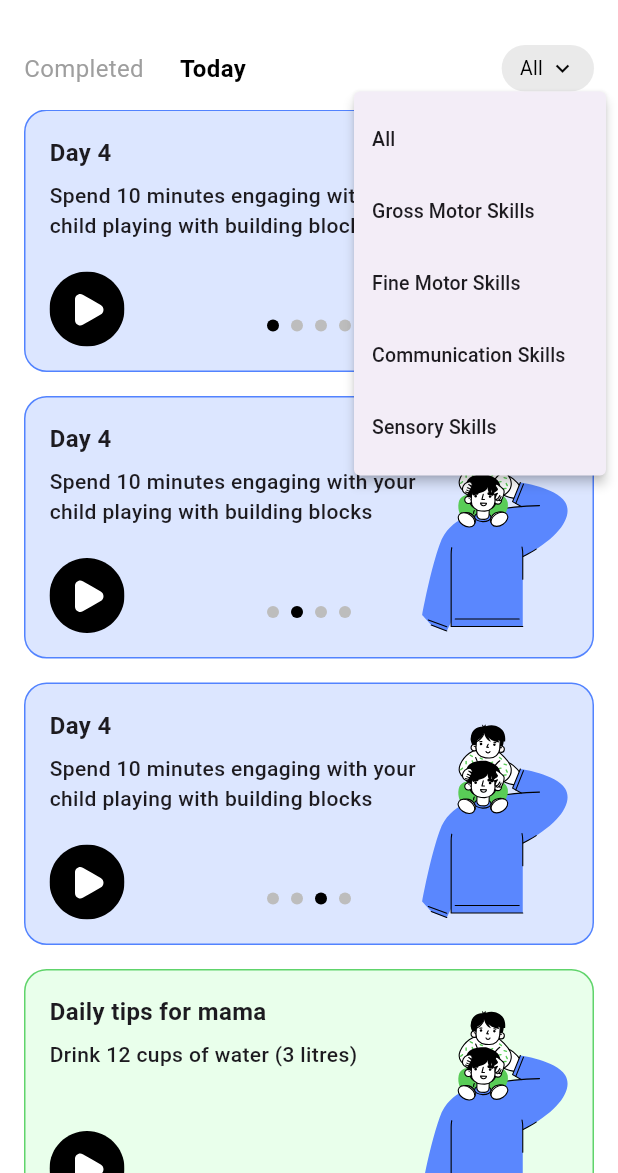
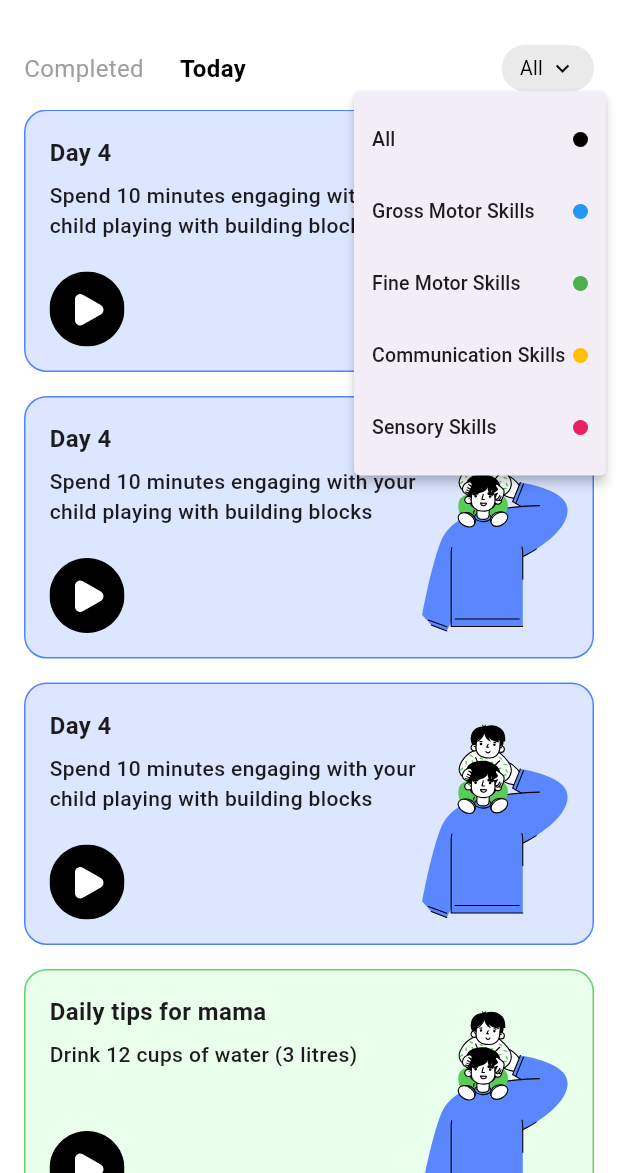
Before and after one commit to BondTime-New/Bondtime-App, a Flutter app: the screen it shows after launch, after a tap on "Today", after a tap on "All", on a phone screen of 412 x 824 dp, the part 63-1236 px from its top. Run offline on Flutter 3.47's test engine with Material 3 defaults, Android fonts, the phone set to English and light mode, and no system bars; our stand-ins replace flutter_svg.

Commit message:
fixed all the ui errors Activity_screen

```diff
--- a/lib/screens/activity_screen.dart
+++ b/lib/screens/activity_screen.dart
@@ -12,8 +12,15 @@ class _ActivityScreenState extends State<ActivityScreen> {
   int selectedTabIndex = 0;
   String selectedFilter = 'All';
 
-  // GlobalKey to position the dropdown menu under the button
   final GlobalKey _filterKey = GlobalKey();
+
+  final List<Map<String, dynamic>> filterOptions = [
+    {'label': 'All', 'color': Colors.black},
+    {'label': 'Gross Motor Skills', 'color': Colors.blue},
+    {'label': 'Fine Motor Skills', 'color': Colors.green},
+    {'label': 'Communication Skills', 'color': Colors.amber},
+    {'label': 'Sensory Skills', 'color': Colors.pink},
+  ];
 
   @override
   Widget build(BuildContext context) {
@@ -42,7 +49,7 @@ class _ActivityScreenState extends State<ActivityScreen> {
             child: Row(
               mainAxisAlignment: MainAxisAlignment.spaceBetween,
               children: [
-                // Tab buttons
+                // Tabs
                 Row(
                   children: [
                     GestureDetector(
@@ -81,7 +88,7 @@ class _ActivityScreenState extends State<ActivityScreen> {
                   ],
                 ),
 
-                // Custom Filter Dropdown Button
+                // Filter Dropdown Button
                 IntrinsicWidth(
                   child: GestureDetector(
                     key: _filterKey,
@@ -91,8 +98,10 @@ class _ActivityScreenState extends State<ActivityScreen> {
                       final RenderBox overlay = Overlay.of(context)
                           .context
                           .findRenderObject() as RenderBox;
-                      final position =
-                          button.localToGlobal(Offset.zero, ancestor: overlay);
+                      final position = button.localToGlobal(
+                        Offset.zero,
+                        ancestor: overlay,
+                      );
 
                       final result = await showMenu<String>(
                         context: context,
@@ -102,17 +111,26 @@ class _ActivityScreenState extends State<ActivityScreen> {
                           position.dx + button.size.width,
                           position.dy,
                         ),
-                        items: <String>[
-                          'All',
-                          'Gross Motor Skills',
-                          'Fine Motor Skills',
-                          'Communication Skills',
-                          'Sensory Skills',
-                        ].map((String value) {
+                        items: filterOptions.map((item) {
                           return PopupMenuItem<String>(
-                            value: value,
-                            child: Text(value,
-                                style: const TextStyle(fontSize: 13)),
+                            value: item['label'] as String,
+                            child: Row(
+                              mainAxisAlignment: MainAxisAlignment.spaceBetween,
+                              children: [
+                                Text(
+                                  item['label'] as String,
+                                  style: const TextStyle(fontSize: 13),
+                                ),
+                                Container(
+                                  width: 10,
+                                  height: 10,
+                                  decoration: BoxDecoration(
+                                    color: item['color'] as Color,
+                                    shape: BoxShape.circle,
+                                  ),
+                                ),
+                              ],
+                            ),
                           );
                         }).toList(),
                       );
--- a/lib/widgets/activity_card.dart
+++ b/lib/widgets/activity_card.dart
@@ -18,12 +18,11 @@ class ActivityCard extends StatelessWidget {
     required this.totalPages,
   });
 
-  // Colors for each card
   final List<Map<String, Color>> cardColors = [
-    {"fill": Color(0xFFDCE6FF), "stroke": Color(0xFF5283FF)}, // Blue
-    {"fill": Color(0xFFE9FFEB), "stroke": Color(0xFF60D46B)}, // Green
-    {"fill": Color(0xFFFFF2CF), "stroke": Color(0xFFF6CE61)}, // Yellow
-    {"fill": Color(0xFFFFEAEA), "stroke": Color(0xFFEB9595)}, // Red
+    {"fill": Color(0xFFDCE6FF), "stroke": Color(0xFF5283FF)},
+    {"fill": Color(0xFFE9FFEB), "stroke": Color(0xFF60D46B)},
+    {"fill": Color(0xFFFFF2CF), "stroke": Color(0xFFF6CE61)},
+    {"fill": Color(0xFFFFEAEA), "stroke": Color(0xFFEB9595)},
   ];
 
   @override
@@ -36,14 +35,13 @@ class ActivityCard extends StatelessWidget {
       height: 175,
       padding: EdgeInsets.all(16),
       decoration: BoxDecoration(
-        color: fillColor, // Dynamic Fill Color
+        color: fillColor,
         borderRadius: BorderRadius.circular(15),
-        border:
-            Border.all(color: strokeColor, width: 1), // Dynamic Stroke Color
+        border: Border.all(color: strokeColor, width: 1),
       ),
       child: Stack(
         children: [
-          // Day Title
+          // Title
           Positioned(
             top: 0,
             left: 0,
@@ -53,7 +51,7 @@ class ActivityCard extends StatelessWidget {
             ),
           ),
 
-          // Description with max width
+          // Description
           Positioned(
             top: 30,
             left: 0,
@@ -67,7 +65,7 @@ class ActivityCard extends StatelessWidget {
             ),
           ),
 
-          // Play Button (Bottom Left)
+          // Play Button
           Positioned(
             bottom: 0,
             left: 0,
@@ -78,7 +76,7 @@ class ActivityCard extends StatelessWidget {
             ),
           ),
 
-          // Activity Image (Bottom Right)
+          // Activity Image
           Positioned(
             bottom: 0,
             right: 0,
@@ -88,27 +86,6 @@ class ActivityCard extends StatelessWidget {
               height: 131,
             ),
           ),
-
-          // Page Indicators
-          Positioned(
-            bottom: 10,
-            left: 0,
-            right: 0,
-            child: Row(
-              mainAxisAlignment: MainAxisAlignment.center,
-              children: List.generate(totalPages, (i) {
-                return Container(
-                  width: 8,
-                  height: 8,
-                  margin: EdgeInsets.symmetric(horizontal: 4),
-                  decoration: BoxDecoration(
-                    shape: BoxShape.circle,
-                    color: currentPage == i ? Colors.black : Colors.grey[400],
-                  ),
-                );
-              }),
-            ),
-          ),
         ],
       ),
     );
```
